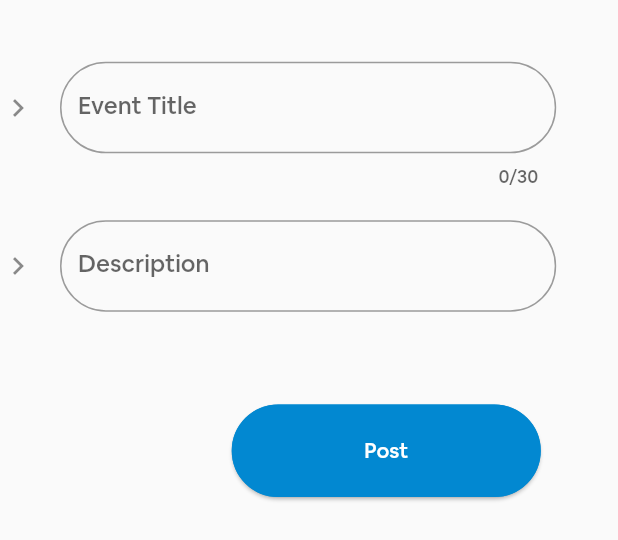
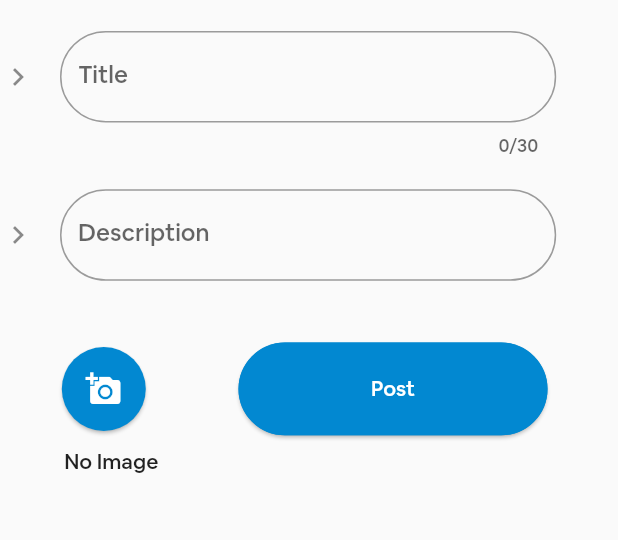
Before and after one commit to WaleedHashmi2310/Neighborhood_Flutter, a Flutter app: the Event widget shown alone on an empty page, opened directly, on a phone screen of 412 x 824 dp. Shown: the top 540 px of the screen. Run offline on Flutter 3.47's test engine with Material 2 defaults, Android fonts, the phone set to English and light mode, and no system bars; our stand-ins replace cloud_firestore, firebase_auth, google_sign_in, image_picker; missing offline and left inert: flutter_facebook_login, flutter_statusbarcolor; accounts and stored records are empty; project files that could hold a hidden picture were left out.

```diff
--- a/lib/creation/create_post.dart
+++ b/lib/creation/create_post.dart
@@ -3,8 +3,7 @@ import 'package:neighborhood/creation/message.dart';
 import 'package:neighborhood/creation/poll.dart';
 import 'package:neighborhood/creation/event.dart';
 import 'package:neighborhood/creation/alert.dart';
-import 'package:neighborhood/services/auth.dart';
-import 'package:provider/provider.dart';
+
 
 //neighborhood->Demo->Collection->
 class CreatePost extends StatelessWidget {
--- a/lib/creation/event.dart
+++ b/lib/creation/event.dart
@@ -1,6 +1,12 @@
 import 'package:flutter/material.dart';
+import 'package:flutter/services.dart';
+import 'dart:async';
+import 'dart:io';
+import 'package:image_picker/image_picker.dart';
+import 'package:provider/provider.dart';
 import 'package:cloud_firestore/cloud_firestore.dart';
 import 'package:neighborhood/creation/result.dart';
+import 'package:neighborhood/services/auth.dart';
 
 class Event extends StatefulWidget {
   @override
@@ -8,35 +14,53 @@ class Event extends StatefulWidget {
 }
 
 class _EventState extends State<Event> {
+  final db = Firestore.instance;
+  Result result;
+
+
   final title = TextEditingController();
 
   @override
-  final description = TextEditingController();
+  final event = TextEditingController();
 
   @override
   void dispose() {
     // Clean up the controller when the widget is disposed.
-    description.dispose();
+    event.dispose();
     title.dispose();
     super.dispose();
   }
 
-  String titlefield;
-  String descriptionfield;
-  String flag;
+  void sendData() async {
+    final auth = Provider.of<AuthBase>(context, listen: false);
+    final user = await auth.getUserData();
+    await db
+        .collection("Neighborhoods")
+        .document("Demo")
+        .collection("Events")
+        .add({
+      'user': user.uid,
+      'user_name': user.displayName,
+      'title': titleField,
+      'description': eventField,
+    });
+  }
+
+  String titleField;
+  String eventField;
+  var userID;
+
   final _eventKey = GlobalKey<FormState>();
   //Result result = Result();
-  Result result;
-  final db = Firestore.instance;
-  void sendData() async {
-    await db.collection("Neighborhoods").document("Demo").collection("Events")
-      .add({
-      'user': 'Insert UserID',
-      'title': titlefield,
-    'description': descriptionfield,
+  File _image;
+
+  Future getImage() async {
+    var image = await ImagePicker.pickImage(source: ImageSource.gallery);
+    setState(() {
+      _image = image;
     });
+  }
 
-  }
   @override
   Widget build(BuildContext context) {
     var width = MediaQuery.of(context).size.width;
@@ -47,13 +71,14 @@ class _EventState extends State<Event> {
         child: Column(
           children: <Widget>[
             Container(
-              margin: EdgeInsets.only(right: blockSize* 10, top:blockSize *10),
+              margin:
+              EdgeInsets.only(top: blockSize * 5, right: blockSize * 10),
               child: TextFormField(
                 controller: title,
                 maxLength: 30,
                 validator: (value) {
                   if (value.isEmpty) {
-                    return 'Please enter a Title for your event';
+                    return 'Please enter a Title';
                   }
                   return null;
                 },
@@ -61,66 +86,78 @@ class _EventState extends State<Event> {
                   icon: Icon(Icons.keyboard_arrow_right),
                   fillColor: Colors.white,
                   border: new OutlineInputBorder(
-                    borderRadius: new BorderRadius.circular(blockSize* 25.0),
+                    borderRadius: new BorderRadius.circular(blockSize * 25.0),
                     borderSide: BorderSide(),
                   ),
-                  hintText: 'Enter your Event Title',
-                  labelText: 'Event Title',
+                  hintText: 'Enter your Title',
+                  labelText: 'Title',
                 ),
-                onSaved: (String value) {
-                  titlefield = value;
-                },
+                onSaved: (String value) {},
               ),
             ),
             Container(
-              margin: EdgeInsets.only(right: blockSize* 10, top:blockSize * 5),
+              margin:
+              EdgeInsets.only(right: blockSize * 10, top: blockSize * 5),
               child: TextFormField(
-                controller: description,
+                controller: event,
                 keyboardType: TextInputType.multiline,
                 maxLines: null,
                 validator: (value) {
                   if (value.isEmpty) {
-                    return 'Please give a Description of your event';
+                    return 'Please enter the description';
                   }
                   return null;
                 },
                 decoration: InputDecoration(
                   fillColor: Colors.white,
                   border: OutlineInputBorder(
-                    borderRadius: BorderRadius.circular(blockSize*25.0),
+                    borderRadius: BorderRadius.circular(blockSize * 25.0),
                     borderSide: BorderSide(),
                   ),
-                  //contentPadding: const EdgeInsets.symmetric(vertical: 50.0),
                   icon: Icon(Icons.keyboard_arrow_right),
-                  hintText: 'Enter your Events Description',
+                  hintText: 'Enter event description',
                   labelText: 'Description',
                 ),
+                onSaved: (String value) {},
               ),
             ),
             Container(
-              margin: EdgeInsets.only(left: blockSize * 25, top: blockSize * 15),
+              margin: EdgeInsets.only(
+                  left: blockSize * 5.0, top: blockSize * 10.0),
+              child: Row(
+                crossAxisAlignment: CrossAxisAlignment.center,
+                children: <Widget>[
+                  Container(
+                    margin: EdgeInsets.only(left: blockSize * 5),
+                    child: FloatingActionButton(
+                      onPressed: getImage,
+                      tooltip: 'Pick Image',
+                      child: new Icon(Icons.add_a_photo),
+                      backgroundColor: Theme.of(context).accentColor,
+                      elevation: 1.0,
+                    ),
+                  ),
+                  Container(
+                    margin: EdgeInsets.only(left: blockSize * 15),
                     child: SizedBox(
                       height: blockSize * 15,
                       width: blockSize * 50,
                       child: RaisedButton(
                         shape: RoundedRectangleBorder(
-                      borderRadius: new BorderRadius.circular(blockSize*18.0),
-                      side: BorderSide(color: Theme.of(context).accentColor)),
+                            borderRadius:
+                            new BorderRadius.circular(blockSize * 18.0),
+                            side: BorderSide(
+                                color: Theme.of(context).accentColor)),
                         color: Theme.of(context).accentColor,
                         elevation: 1.0,
                         onPressed: () {
                           if (_eventKey.currentState.validate()) {
-                      // If the form is valid, display a snackbar. In the real world,
-                      // you'd often call a server or save the information in a database.
-
-                      Scaffold.of(context).showSnackBar(
-                          SnackBar(content: Text('Creating your Event')));
+                            Scaffold.of(context).showSnackBar(SnackBar(
+                                content: Text('Event Posted!')));
                           }
-                    titlefield = title.text;
-                    flag = 'E';
-                    descriptionfield = description.text;
+                          titleField = title.text;
+                          eventField = event.text;
                           sendData();
-                     Navigator.of(context).pop();
                         },
                         child: Text(
                           'Post',
@@ -134,6 +171,20 @@ class _EventState extends State<Event> {
                 ],
               ),
             ),
+            Container(
+              margin:
+              EdgeInsets.only(right: blockSize * 64, top: blockSize * 2),
+              child: _image == null
+                  ? Text('No Image')
+                  : SizedBox(
+                height: 100 % blockSize,
+                width: 100 % blockSize,
+                child: Image.file(_image),
+              ),
+            ),
+          ],
+        ),
+      ),
     );
 
     return form;
--- a/lib/services/auth.dart
+++ b/lib/services/auth.dart
@@ -37,7 +37,9 @@ class Auth implements AuthBase {
     if (user == null) {
       return null;
     }
-    return User(uid: user.uid);
+    return User(
+        uid: user.uid
+    );
   }
 
 
```
Also changed, not shown: lib/app/emergency.dart (added, +25 -0 lines), lib/app/sign_in/home/feed.dart (+22 -9 lines), lib/app/sign_in/home/profile.dart (+6 -4 lines), lib/creation/alert.dart (+15 -5 lines), lib/creation/message.dart (+9 -7 lines), lib/creation/poll.dart (+11 -3 lines). Lines whose indentation alone changed are shown as unchanged.
